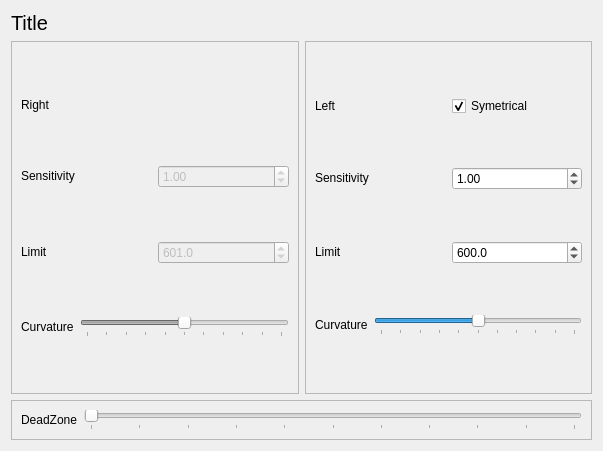
First picture: the form in src/qt_gui/scurve.ui, repository mavak/linux-track, before the edit.
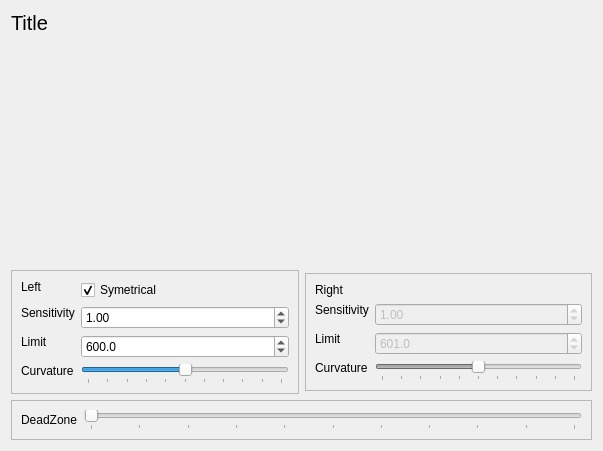
Second picture: the form after the edit.

Commit message: Improved the axes setup.

The edit to the form file:
```diff
--- a/src/qt_gui/scurve.ui
+++ b/src/qt_gui/scurve.ui
@@ -37,6 +37,22 @@
      <property name="sizeConstraint">
       <enum>QLayout::SetMinimumSize</enum>
      </property>
+     <item>
+      <spacer name="SCViewSpacer">
+       <property name="orientation">
+        <enum>Qt::Vertical</enum>
+       </property>
+       <property name="sizeType">
+        <enum>QSizePolicy::Expanding</enum>
+       </property>
+       <property name="sizeHint" stdset="0">
+        <size>
+         <width>20</width>
+         <height>1</height>
+        </size>
+       </property>
+      </spacer>
+     </item>
     </layout>
    </item>
    <item>
@@ -44,7 +60,7 @@
      <item>
       <widget class="QFrame" name="frame_2">
        <property name="sizePolicy">
-        <sizepolicy hsizetype="Preferred" vsizetype="Minimum">
+        <sizepolicy hsizetype="Preferred" vsizetype="Maximum">
          <horstretch>0</horstretch>
          <verstretch>0</verstretch>
         </sizepolicy>
@@ -57,168 +73,8 @@
        </property>
        <layout class="QVBoxLayout" name="verticalLayout_2">
         <item>
-         <widget class="QLabel" name="SCRightLabel">
-          <property name="sizePolicy">
-           <sizepolicy hsizetype="Preferred" vsizetype="Maximum">
-            <horstretch>0</horstretch>
-            <verstretch>0</verstretch>
-           </sizepolicy>
-          </property>
-          <property name="text">
-           <string>Right</string>
-          </property>
-         </widget>
-        </item>
-        <item>
-         <layout class="QHBoxLayout" name="horizontalLayout">
-          <item>
-           <widget class="QLabel" name="label">
-            <property name="sizePolicy">
-             <sizepolicy hsizetype="Preferred" vsizetype="Maximum">
-              <horstretch>0</horstretch>
-              <verstretch>0</verstretch>
-             </sizepolicy>
-            </property>
-            <property name="text">
-             <string>Sensitivity</string>
-            </property>
-           </widget>
-          </item>
-          <item>
-           <widget class="QDoubleSpinBox" name="SCRightFactor">
-            <property name="enabled">
-             <bool>false</bool>
-            </property>
-            <property name="sizePolicy">
-             <sizepolicy hsizetype="Minimum" vsizetype="Maximum">
-              <horstretch>0</horstretch>
-              <verstretch>0</verstretch>
-             </sizepolicy>
-            </property>
-            <property name="minimum">
-             <double>0.000000000000000</double>
-            </property>
-            <property name="maximum">
-             <double>100.000000000000000</double>
-            </property>
-            <property name="singleStep">
-             <double>0.100000000000000</double>
-            </property>
-            <property name="value">
-             <double>1.000000000000000</double>
-            </property>
-           </widget>
-          </item>
-         </layout>
-        </item>
-        <item>
-         <layout class="QHBoxLayout" name="horizontalLayout_5">
-          <item>
-           <widget class="QLabel" name="label_3">
-            <property name="sizePolicy">
-             <sizepolicy hsizetype="Preferred" vsizetype="Maximum">
-              <horstretch>0</horstretch>
-              <verstretch>0</verstretch>
-             </sizepolicy>
-            </property>
-            <property name="text">
-             <string>Limit</string>
-            </property>
-           </widget>
-          </item>
-          <item>
-           <widget class="QDoubleSpinBox" name="SCRightLimit">
-            <property name="enabled">
-             <bool>false</bool>
-            </property>
-            <property name="sizePolicy">
-             <sizepolicy hsizetype="Minimum" vsizetype="Maximum">
-              <horstretch>0</horstretch>
-              <verstretch>0</verstretch>
-             </sizepolicy>
-            </property>
-            <property name="decimals">
-             <number>1</number>
-            </property>
-            <property name="minimum">
-             <double>1.000000000000000</double>
-            </property>
-            <property name="maximum">
-             <double>9999.899999999999636</double>
-            </property>
-            <property name="value">
-             <double>601.000000000000000</double>
-            </property>
-           </widget>
-          </item>
-         </layout>
-        </item>
-        <item>
-         <layout class="QHBoxLayout" name="horizontalLayout_8">
-          <item>
-           <widget class="QLabel" name="SCCurvR">
-            <property name="sizePolicy">
-             <sizepolicy hsizetype="Preferred" vsizetype="Maximum">
-              <horstretch>0</horstretch>
-              <verstretch>0</verstretch>
-             </sizepolicy>
-            </property>
-            <property name="text">
-             <string>Curvature</string>
-            </property>
-           </widget>
-          </item>
-          <item>
-           <widget class="QSlider" name="SCRightCurv">
-            <property name="enabled">
-             <bool>false</bool>
-            </property>
-            <property name="sizePolicy">
-             <sizepolicy hsizetype="Expanding" vsizetype="Maximum">
-              <horstretch>0</horstretch>
-              <verstretch>0</verstretch>
-             </sizepolicy>
-            </property>
-            <property name="maximum">
-             <number>100</number>
-            </property>
-            <property name="value">
-             <number>50</number>
-            </property>
-            <property name="orientation">
-             <enum>Qt::Horizontal</enum>
-            </property>
-            <property name="tickPosition">
-             <enum>QSlider::TicksBelow</enum>
-            </property>
-            <property name="tickInterval">
-             <number>10</number>
-            </property>
-           </widget>
-          </item>
-         </layout>
-        </item>
-       </layout>
-      </widget>
-     </item>
-     <item>
-      <widget class="QFrame" name="frame">
-       <property name="sizePolicy">
-        <sizepolicy hsizetype="Preferred" vsizetype="Minimum">
-         <horstretch>0</horstretch>
-         <verstretch>0</verstretch>
-        </sizepolicy>
-       </property>
-       <property name="frameShape">
-        <enum>QFrame::StyledPanel</enum>
-       </property>
-       <property name="frameShadow">
-        <enum>QFrame::Raised</enum>
-       </property>
-       <layout class="QVBoxLayout" name="verticalLayout">
-        <item>
-         <layout class="QHBoxLayout" name="horizontalLayout_9">
-          <item>
+         <layout class="QFormLayout" name="formLayout_2">
+          <item row="0" column="0">
            <widget class="QLabel" name="SCLeftLabel">
             <property name="sizePolicy">
              <sizepolicy hsizetype="Preferred" vsizetype="Maximum">
@@ -231,7 +87,7 @@
             </property>
            </widget>
           </item>
-          <item>
+          <item row="0" column="1">
            <widget class="QCheckBox" name="SCSymetrical">
             <property name="sizePolicy">
              <sizepolicy hsizetype="Minimum" vsizetype="Maximum">
@@ -247,11 +103,7 @@
             </property>
            </widget>
           </item>
-         </layout>
-        </item>
-        <item>
-         <layout class="QHBoxLayout" name="horizontalLayout_3">
-          <item>
+          <item row="1" column="0">
            <widget class="QLabel" name="label_9">
             <property name="sizePolicy">
              <sizepolicy hsizetype="Preferred" vsizetype="Maximum">
@@ -264,7 +116,7 @@
             </property>
            </widget>
           </item>
-          <item>
+          <item row="1" column="1">
            <widget class="QDoubleSpinBox" name="SCLeftFactor">
             <property name="sizePolicy">
              <sizepolicy hsizetype="Minimum" vsizetype="Maximum">
@@ -286,11 +138,7 @@
             </property>
            </widget>
           </item>
-         </layout>
-        </item>
-        <item>
-         <layout class="QHBoxLayout" name="horizontalLayout_6">
-          <item>
+          <item row="2" column="0">
            <widget class="QLabel" name="label_2">
             <property name="sizePolicy">
              <sizepolicy hsizetype="Preferred" vsizetype="Maximum">
@@ -303,7 +151,7 @@
             </property>
            </widget>
           </item>
-          <item>
+          <item row="2" column="1">
            <widget class="QDoubleSpinBox" name="SCLeftLimit">
             <property name="sizePolicy">
              <sizepolicy hsizetype="Minimum" vsizetype="Maximum">
@@ -325,11 +173,7 @@
             </property>
            </widget>
           </item>
-         </layout>
-        </item>
-        <item>
-         <layout class="QHBoxLayout" name="horizontalLayout_7">
-          <item>
+          <item row="3" column="0">
            <widget class="QLabel" name="SCCurvL">
             <property name="sizePolicy">
              <sizepolicy hsizetype="Preferred" vsizetype="Maximum">
@@ -342,7 +186,7 @@
             </property>
            </widget>
           </item>
-          <item>
+          <item row="3" column="1">
            <widget class="QSlider" name="SCLeftCurv">
             <property name="enabled">
              <bool>true</bool>
@@ -375,6 +219,158 @@
        </layout>
       </widget>
      </item>
+     <item>
+      <widget class="QFrame" name="frame">
+       <property name="sizePolicy">
+        <sizepolicy hsizetype="Preferred" vsizetype="Maximum">
+         <horstretch>0</horstretch>
+         <verstretch>0</verstretch>
+        </sizepolicy>
+       </property>
+       <property name="frameShape">
+        <enum>QFrame::StyledPanel</enum>
+       </property>
+       <property name="frameShadow">
+        <enum>QFrame::Raised</enum>
+       </property>
+       <layout class="QVBoxLayout" name="verticalLayout">
+        <item>
+         <layout class="QFormLayout" name="formLayout">
+          <item row="0" column="0">
+           <widget class="QLabel" name="SCRightLabel">
+            <property name="sizePolicy">
+             <sizepolicy hsizetype="Preferred" vsizetype="Maximum">
+              <horstretch>0</horstretch>
+              <verstretch>0</verstretch>
+             </sizepolicy>
+            </property>
+            <property name="text">
+             <string>Right</string>
+            </property>
+           </widget>
+          </item>
+          <item row="1" column="0">
+           <widget class="QLabel" name="label">
+            <property name="sizePolicy">
+             <sizepolicy hsizetype="Preferred" vsizetype="Maximum">
+              <horstretch>0</horstretch>
+              <verstretch>0</verstretch>
+             </sizepolicy>
+            </property>
+            <property name="text">
+             <string>Sensitivity</string>
+            </property>
+           </widget>
+          </item>
+          <item row="1" column="1">
+           <widget class="QDoubleSpinBox" name="SCRightFactor">
+            <property name="enabled">
+             <bool>false</bool>
+            </property>
+            <property name="sizePolicy">
+             <sizepolicy hsizetype="Minimum" vsizetype="Maximum">
+              <horstretch>0</horstretch>
+              <verstretch>0</verstretch>
+             </sizepolicy>
+            </property>
+            <property name="minimum">
+             <double>0.000000000000000</double>
+            </property>
+            <property name="maximum">
+             <double>100.000000000000000</double>
+            </property>
+            <property name="singleStep">
+             <double>0.100000000000000</double>
+            </property>
+            <property name="value">
+             <double>1.000000000000000</double>
+            </property>
+           </widget>
+          </item>
+          <item row="2" column="0">
+           <widget class="QLabel" name="label_3">
+            <property name="sizePolicy">
+             <sizepolicy hsizetype="Preferred" vsizetype="Maximum">
+              <horstretch>0</horstretch>
+              <verstretch>0</verstretch>
+             </sizepolicy>
+            </property>
+            <property name="text">
+             <string>Limit</string>
+            </property>
+           </widget>
+          </item>
+          <item row="2" column="1">
+           <widget class="QDoubleSpinBox" name="SCRightLimit">
+            <property name="enabled">
+             <bool>false</bool>
+            </property>
+            <property name="sizePolicy">
+             <sizepolicy hsizetype="Minimum" vsizetype="Maximum">
+              <horstretch>0</horstretch>
+              <verstretch>0</verstretch>
+             </sizepolicy>
+            </property>
+            <property name="decimals">
+             <number>1</number>
+            </property>
+            <property name="minimum">
+             <double>1.000000000000000</double>
+            </property>
+            <property name="maximum">
+             <double>9999.899999999999636</double>
+            </property>
+            <property name="value">
+             <double>601.000000000000000</double>
+            </property>
+           </widget>
+          </item>
+          <item row="3" column="0">
+           <widget class="QLabel" name="SCCurvR">
+            <property name="sizePolicy">
+             <sizepolicy hsizetype="Preferred" vsizetype="Maximum">
+              <horstretch>0</horstretch>
+              <verstretch>0</verstretch>
+             </sizepolicy>
+            </property>
+            <property name="text">
+             <string>Curvature</string>
+            </property>
+           </widget>
+          </item>
+          <item row="3" column="1">
+           <widget class="QSlider" name="SCRightCurv">
+            <property name="enabled">
+             <bool>false</bool>
+            </property>
+            <property name="sizePolicy">
+             <sizepolicy hsizetype="Expanding" vsizetype="Maximum">
+              <horstretch>0</horstretch>
+              <verstretch>0</verstretch>
+             </sizepolicy>
+            </property>
+            <property name="maximum">
+             <number>100</number>
+            </property>
+            <property name="value">
+             <number>50</number>
+            </property>
+            <property name="orientation">
+             <enum>Qt::Horizontal</enum>
+            </property>
+            <property name="tickPosition">
+             <enum>QSlider::TicksBelow</enum>
+            </property>
+            <property name="tickInterval">
+             <number>10</number>
+            </property>
+           </widget>
+          </item>
+         </layout>
+        </item>
+       </layout>
+      </widget>
+     </item>
     </layout>
    </item>
    <item>
```
Left out of the diff: 4 changed lines with no effect on the pictures. The commit also changes 1 other file.
